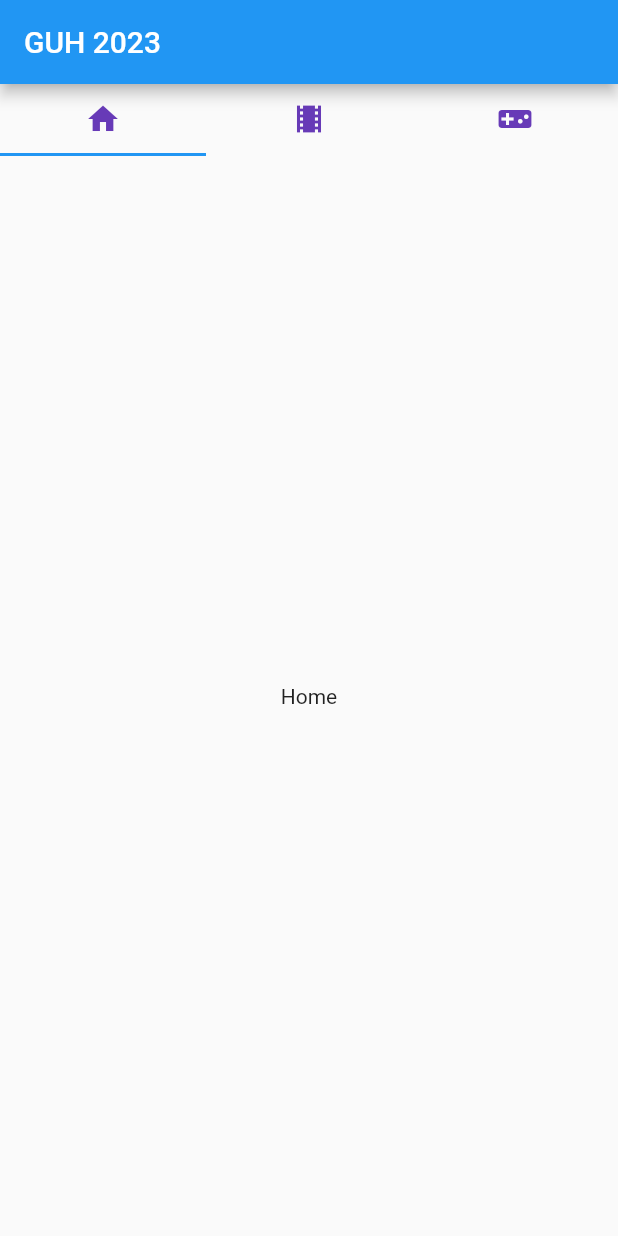
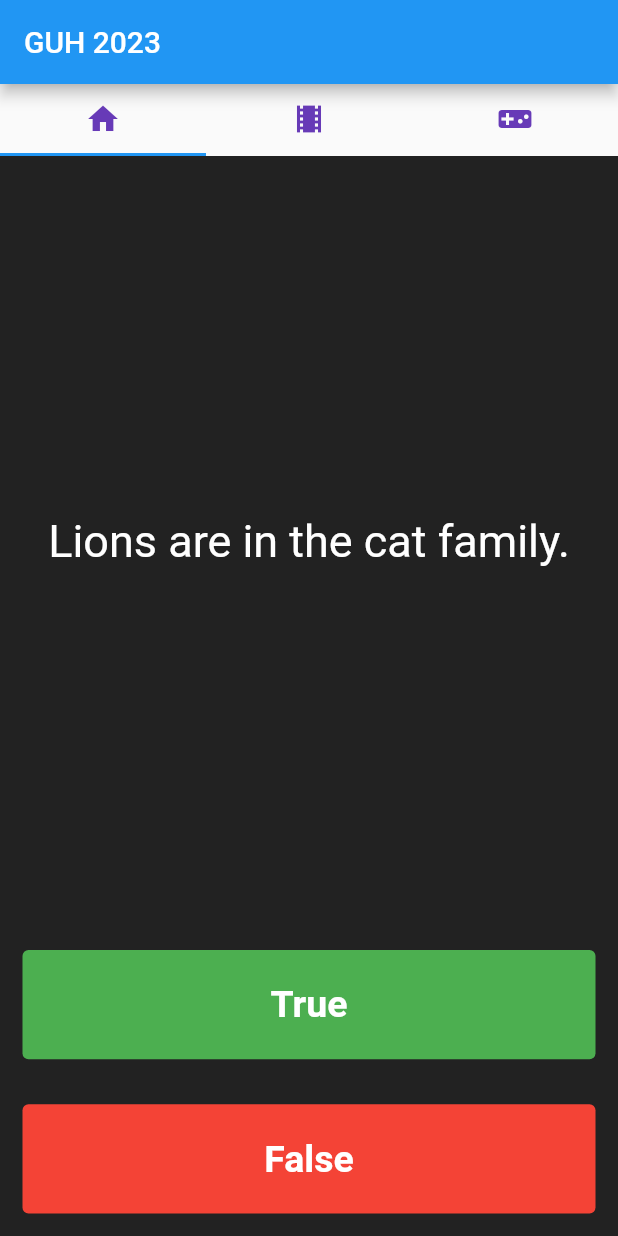
Before and after one commit to rishi-ravikumar/GUH-2023, a Flutter app: the screen it shows after launch, on a phone screen of 412 x 824 dp. Run offline on Flutter 3.47's test engine with Material 2 defaults, Android fonts, the light colour scheme and no system bars; our stand-ins replace rflutter_alert, youtube_player_flutter; statements that could not run were skipped.

Commit message:
Create quiz

```diff
--- a/guh2023/lib/homepage.dart
+++ b/guh2023/lib/homepage.dart
@@ -1,6 +1,6 @@
 import 'package:flutter/material.dart';
-import 'package:guh2023/youtubepage.dart';
-
+import 'quizbrain.dart';
+import 'package:rflutter_alert/rflutter_alert.dart';
 
 class HomePage extends StatelessWidget {
   @override
@@ -22,7 +22,7 @@ class HomePage extends StatelessWidget {
                   child: TabBarView(children: [
                 Container(
                   child: Center(
-                    child: Text('Home'),
+                    child: QuizPage(),
                   ),
                 ),
                 Container(
@@ -41,3 +41,121 @@ class HomePage extends StatelessWidget {
     );
   }
 }
+
+class QuizPage extends StatefulWidget {
+  const QuizPage({super.key});
+
+  @override
+  State<QuizPage> createState() => _QuizPageState();
+}
+
+class _QuizPageState extends State<QuizPage> {
+  List<Icon> scoreKeeper = [];
+
+  void checkAnswer({required bool userPickedAnswer}) {
+    bool correctAnswer = quizBrain.getQuestionAnswer();
+
+    setState(() {
+      if (quizBrain.isFinished() == true) {
+        Alert(
+          context: context,
+          title: 'Finished!',
+          desc: 'You\'ve reached the end of the quiz!',
+        ).show();
+        quizBrain.reset();
+        scoreKeeper.clear();
+      } else {
+        if (correctAnswer == userPickedAnswer) {
+          quizBrain.nextQuestion();
+          scoreKeeper.add(const Icon(
+            Icons.check,
+            color: Colors.green,
+          ));
+        } else {
+          quizBrain.nextQuestion();
+          scoreKeeper.add(const Icon(
+            Icons.close,
+            color: Colors.red,
+          ));
+        }
+      }
+    });
+  }
+
+  @override
+  Widget build(BuildContext context) {
+    return Scaffold(
+      backgroundColor: const Color(0xff222222),
+      body: SafeArea(
+        child: Column(
+          // mainAxisAlignment: MainAxisAlignment.center,
+          crossAxisAlignment: CrossAxisAlignment.stretch,
+          children: [
+            Expanded(
+              flex: 5,
+              child: Padding(
+                padding: const EdgeInsets.symmetric(horizontal: 10.0),
+                child: Center(
+                  child: Text(
+                    quizBrain.getQuestionText(),
+                    textAlign: TextAlign.center,
+                    style: const TextStyle(
+                      fontWeight: FontWeight.normal,
+                      fontSize: 30.0,
+                      color: Colors.white,
+                    ),
+                  ),
+                ),
+              ),
+            ),
+            Expanded(
+              child: Padding(
+                padding: const EdgeInsets.all(15.0),
+                child: TextButton(
+                  style: TextButton.styleFrom(
+                    backgroundColor: Colors.green,
+                  ),
+                  onPressed: () {
+                    // the user picked true.
+                    checkAnswer(userPickedAnswer: true);
+                  },
+                  child: const Text(
+                    'True',
+                    style: TextStyle(
+                        color: Colors.white,
+                        fontSize: 25.0,
+                        fontWeight: FontWeight.bold),
+                  ),
+                ),
+              ),
+            ),
+            Expanded(
+              child: Padding(
+                padding: const EdgeInsets.all(15.0),
+                child: TextButton(
+                  style: TextButton.styleFrom(
+                    backgroundColor: Colors.red,
+                  ),
+                  onPressed: () {
+                    // the user picked false.
+                    checkAnswer(userPickedAnswer: false);
+                  },
+                  child: const Text(
+                    'False',
+                    style: TextStyle(
+                        color: Colors.white,
+                        fontSize: 25.0,
+                        fontWeight: FontWeight.bold),
+                  ),
+                ),
+              ),
+            ),
+            Row(children: scoreKeeper),
+          ],
+        ),
+      ),
+    );
+  }
+}
+
+QuizBrain quizBrain = QuizBrain();
--- a/guh2023/lib/main.dart
+++ b/guh2023/lib/main.dart
@@ -1,16 +1,21 @@
 import 'package:flutter/material.dart';
 import 'homepage.dart';
 
-void main() {
-  runApp(MyApp());
-}
+// void main() {
+//   runApp(MyApp());
+// }
 
-class MyApp extends StatelessWidget {
-  @override
-  Widget build(BuildContext context) {
-    return MaterialApp(
+// class MyApp extends StatelessWidget {
+//   @override
+//   Widget build(BuildContext context) {
+//     return MaterialApp(
+//       debugShowCheckedModeBanner: false,
+//       home: HomePage(),
+//     );
+//   }
+// }
+
+void main() => runApp(MaterialApp(
       debugShowCheckedModeBanner: false,
       home: HomePage(),
-    );
-  }
-}
+    ));
--- /dev/null
+++ b/guh2023/lib/question.dart
@@ -0,0 +1,6 @@
+class Questions {
+  late String questionText;
+  late bool questionAnswer;
+
+  Questions({required this.questionText, required this.questionAnswer});
+}
--- /dev/null
+++ b/guh2023/lib/quizbrain.dart
@@ -0,0 +1,48 @@
+import 'question.dart';
+
+class QuizBrain {
+  late int _questionNumber = 0;
+
+  final List<Questions> _questionBank = [
+    Questions(
+        questionText: 'Lions are in the cat family.', questionAnswer: true),
+    Questions(questionText: '20 - 12 = 10', questionAnswer: false),
+    Questions(
+        questionText: 'A group of pigeons is called a cacophony.',
+        questionAnswer: false),
+    Questions(questionText: '33 * 3 = 99', questionAnswer: true),
+    Questions(
+        questionText: 'Buzz Aldrin was the first man to set foot on the moon.',
+        questionAnswer: false),
+    Questions(
+        questionText: 'Matter is made up of atoms.', questionAnswer: true),
+  ];
+
+  void nextQuestion() {
+    if (_questionNumber < _questionBank.length - 1) {
+      _questionNumber++;
+    }
+  }
+
+  // This methods is now acts as a getter and setter (Encapsulation in action).
+
+  String getQuestionText() {
+    return _questionBank[_questionNumber].questionText;
+  }
+
+  bool getQuestionAnswer() {
+    return _questionBank[_questionNumber].questionAnswer;
+  }
+
+  bool isFinished() {
+    if (_questionNumber >= _questionBank.length - 1) {
+      return true;
+    } else {
+      return false;
+    }
+  }
+
+  void reset() {
+    _questionNumber = 0;
+  }
+}
--- a/guh2023/pubspec.yaml
+++ b/guh2023/pubspec.yaml
@@ -36,6 +36,7 @@ dependencies:
   # Use with the CupertinoIcons class for iOS style icons.
   cupertino_icons: ^1.0.2
   youtube_player_flutter: ^8.1.2
+  rflutter_alert: ^2.0.4
 
 dev_dependencies:
   flutter_test:
```
Also changed, not shown: guh2023/pubspec.lock, 1 other file.
